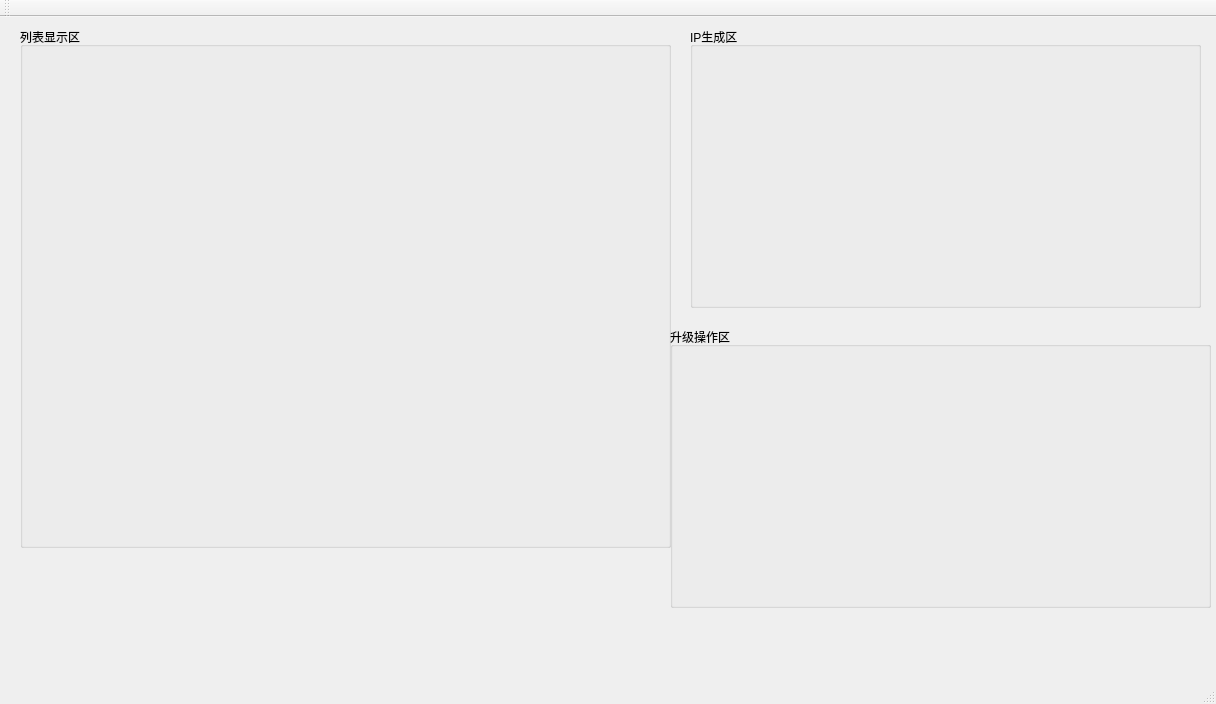
Before: the Qt Designer form M-NetUpgradeTool/mainwindow.ui in ChinaClever/CleverTool, drawn with Qt 5.
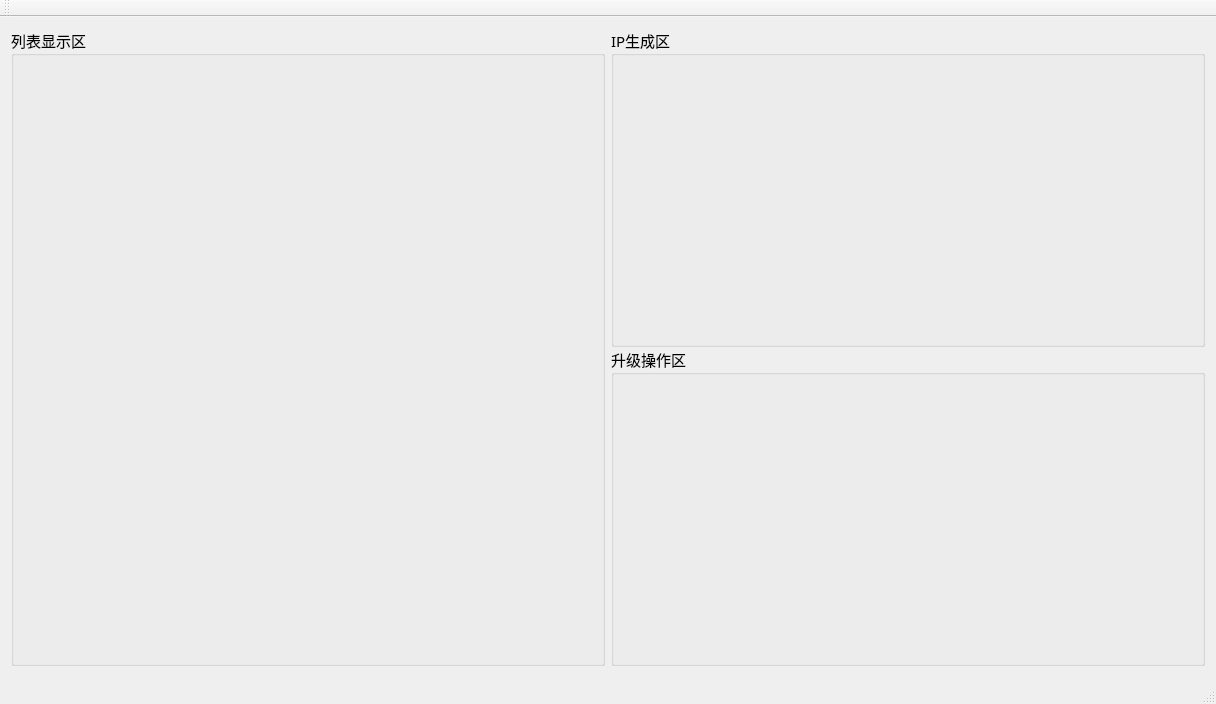
After: the same form once the commit is applied.

What changed in the file:
```diff
--- a/M-NetUpgradeTool/mainwindow.ui
+++ b/M-NetUpgradeTool/mainwindow.ui
@@ -10,6 +10,30 @@
     <height>704</height>
    </rect>
   </property>
+  <property name="minimumSize">
+   <size>
+    <width>1216</width>
+    <height>704</height>
+   </size>
+  </property>
+  <property name="maximumSize">
+   <size>
+    <width>1216</width>
+    <height>704</height>
+   </size>
+  </property>
+  <property name="sizeIncrement">
+   <size>
+    <width>1216</width>
+    <height>704</height>
+   </size>
+  </property>
+  <property name="font">
+   <font>
+    <family>微软雅黑</family>
+    <pointsize>11</pointsize>
+   </font>
+  </property>
   <property name="windowTitle">
    <string>MPDU批量升级工具</string>
   </property>
@@ -17,75 +41,69 @@
    <string/>
   </property>
   <widget class="QWidget" name="centralWidget">
-   <widget class="QGroupBox" name="ipWid">
-    <property name="geometry">
-     <rect>
-      <x>690</x>
-      <y>10</y>
-      <width>511</width>
-      <height>281</height>
-     </rect>
-    </property>
-    <property name="title">
-     <string>IP生成区</string>
-    </property>
-   </widget>
-   <widget class="QGroupBox" name="tftpWid">
-    <property name="geometry">
-     <rect>
-      <x>670</x>
-      <y>310</y>
-      <width>541</width>
-      <height>281</height>
-     </rect>
-    </property>
-    <property name="title">
-     <string>升级操作区</string>
-    </property>
-   </widget>
-   <widget class="QGroupBox" name="group">
-    <property name="geometry">
-     <rect>
-      <x>20</x>
-      <y>10</y>
-      <width>651</width>
-      <height>521</height>
-     </rect>
-    </property>
-    <property name="title">
-     <string>列表显示区</string>
-    </property>
-    <widget class="QWidget" name="oksTabWid" native="true">
-     <property name="geometry">
-      <rect>
-       <x>220</x>
-       <y>20</y>
-       <width>200</width>
-       <height>471</height>
-      </rect>
-     </property>
-    </widget>
-    <widget class="QWidget" name="ipsTabWid" native="true">
-     <property name="geometry">
-      <rect>
-       <x>10</x>
-       <y>30</y>
-       <width>200</width>
-       <height>481</height>
-      </rect>
-     </property>
-    </widget>
-    <widget class="QWidget" name="errsTabWid" native="true">
-     <property name="geometry">
-      <rect>
-       <x>440</x>
-       <y>20</y>
-       <width>200</width>
-       <height>461</height>
-      </rect>
-     </property>
-    </widget>
-   </widget>
+   <layout class="QHBoxLayout" name="horizontalLayout_2" stretch="1,1">
+    <item>
+     <widget class="QGroupBox" name="group">
+      <property name="title">
+       <string>列表显示区</string>
+      </property>
+      <layout class="QGridLayout" name="gridLayout">
+       <property name="leftMargin">
+        <number>0</number>
+       </property>
+       <property name="topMargin">
+        <number>0</number>
+       </property>
+       <property name="rightMargin">
+        <number>0</number>
+       </property>
+       <property name="bottomMargin">
+        <number>0</number>
+       </property>
+       <property name="spacing">
+        <number>0</number>
+       </property>
+       <item row="0" column="0">
+        <layout class="QHBoxLayout" name="horizontalLayout">
+         <property name="spacing">
+          <number>0</number>
+         </property>
+         <item>
+          <widget class="QWidget" name="ipsTabWid" native="true"/>
+         </item>
+         <item>
+          <widget class="QWidget" name="oksTabWid" native="true"/>
+         </item>
+         <item>
+          <widget class="QWidget" name="errsTabWid" native="true"/>
+         </item>
+        </layout>
+       </item>
+      </layout>
+     </widget>
+    </item>
+    <item>
+     <layout class="QVBoxLayout" name="verticalLayout">
+      <property name="spacing">
+       <number>0</number>
+      </property>
+      <item>
+       <widget class="QGroupBox" name="ipWid">
+        <property name="title">
+         <string>IP生成区</string>
+        </property>
+       </widget>
+      </item>
+      <item>
+       <widget class="QGroupBox" name="tftpWid">
+        <property name="title">
+         <string>升级操作区</string>
+        </property>
+       </widget>
+      </item>
+     </layout>
+    </item>
+   </layout>
   </widget>
   <widget class="QMenuBar" name="menuBar">
    <property name="geometry">
```
Left out of the diff: 2 changed lines with no effect on the pictures.
